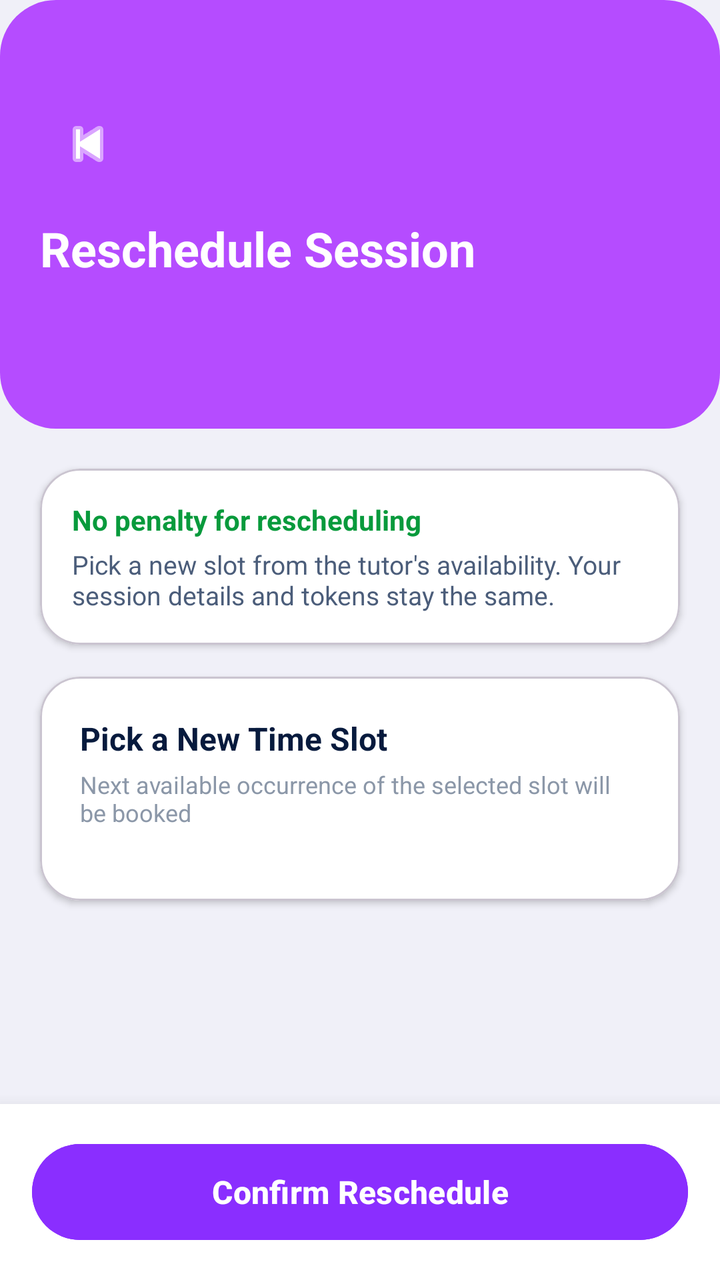
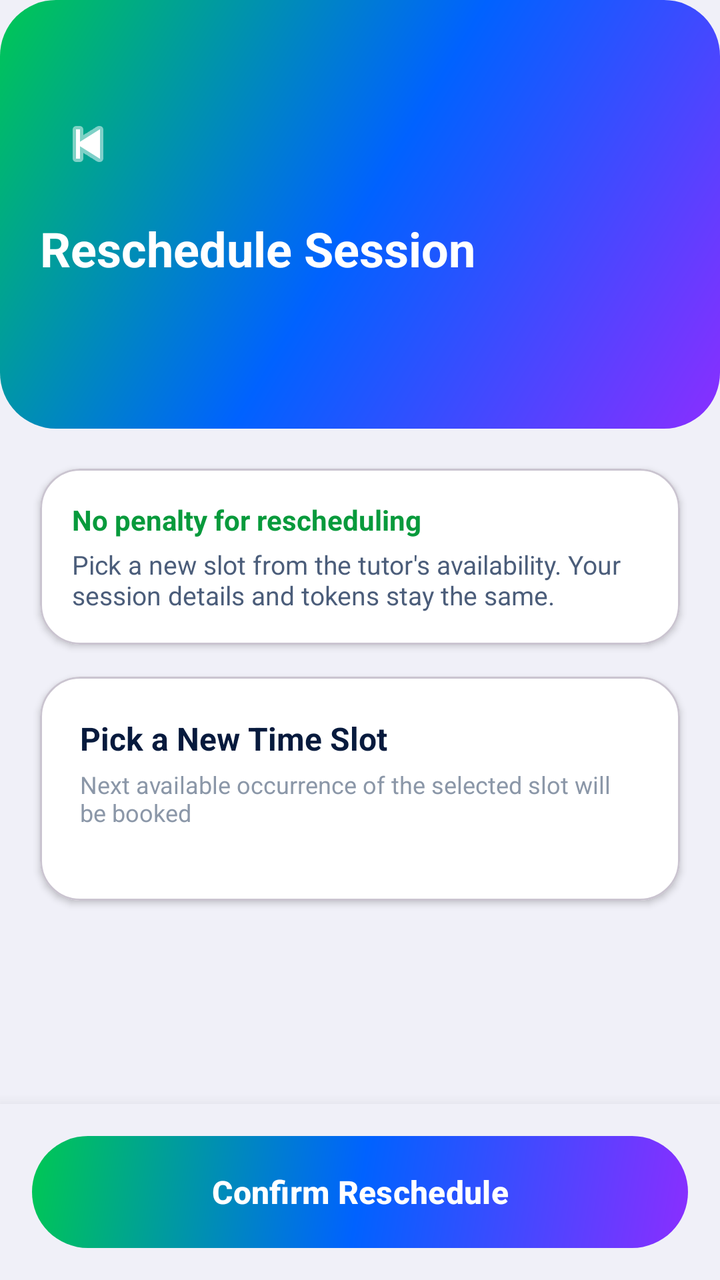

An Android layout rendered at two revisions. The XML below is the earlier revision; the diff shows what the commit changed to produce the second picture.
<!-- AndroidManifest.xml: application theme Theme.PeerTutoringApollo -->
<!-- res/layout/activity_reschedule.xml -->
<?xml version="1.0" encoding="utf-8"?>
<LinearLayout xmlns:android="http://schemas.android.com/apk/res/android"
    xmlns:app="http://schemas.android.com/apk/res-auto"
    android:layout_width="match_parent"
    android:layout_height="match_parent"
    android:orientation="vertical"
    android:background="#F0F0F8">

    <ScrollView
        android:layout_width="match_parent"
        android:layout_height="0dp"
        android:layout_weight="1">

        <LinearLayout
            android:layout_width="match_parent"
            android:layout_height="wrap_content"
            android:orientation="vertical">

            
            <RelativeLayout
                android:layout_width="match_parent"
                android:layout_height="wrap_content"
                android:background="@drawable/bg_button_gradient"
                android:paddingTop="48dp"
                android:paddingBottom="28dp"
                android:paddingHorizontal="20dp">

                <ImageButton
                    android:id="@+id/btnBack"
                    android:layout_width="48dp"
                    android:layout_height="48dp"
                    android:background="@android:color/transparent"
                    android:src="@android:drawable/ic_media_previous"
                    android:contentDescription="Back"
                    android:layout_alignParentStart="true"
                    android:layout_alignParentTop="true"
                    app:tint="#FFFFFF" />

                <LinearLayout
                    android:layout_width="match_parent"
                    android:layout_height="wrap_content"
                    android:orientation="vertical"
                    android:layout_below="@id/btnBack"
                    android:layout_marginTop="12dp">

                    <TextView
                        android:layout_width="wrap_content"
                        android:layout_height="wrap_content"
                        android:text="Reschedule Session"
                        android:textColor="#FFFFFF"
                        android:textSize="24sp"
                        android:textStyle="bold" />

                    <TextView
                        android:id="@+id/tvTutorName"
                        android:layout_width="wrap_content"
                        android:layout_height="wrap_content"
                        android:textColor="#CCFFFFFF"
                        android:textSize="15sp"
                        android:layout_marginTop="4dp" />

                    <TextView
                        android:id="@+id/tvCurrentTime"
                        android:layout_width="wrap_content"
                        android:layout_height="wrap_content"
                        android:textColor="#CCFFFFFF"
                        android:textSize="13sp"
                        android:layout_marginTop="4dp" />
                </LinearLayout>
            </RelativeLayout>

            
            <com.google.android.material.card.MaterialCardView
                android:layout_width="match_parent"
                android:layout_height="wrap_content"
                android:layout_marginHorizontal="20dp"
                android:layout_marginTop="20dp"
                app:cardCornerRadius="20dp"
                app:cardBackgroundColor="#FFFFFF"
                app:cardElevation="2dp">

                <LinearLayout
                    android:layout_width="match_parent"
                    android:layout_height="wrap_content"
                    android:orientation="vertical"
                    android:padding="16dp">

                    <TextView
                        android:layout_width="wrap_content"
                        android:layout_height="wrap_content"
                        android:text="No penalty for rescheduling"
                        android:textColor="#089A3C"
                        android:textSize="14sp"
                        android:textStyle="bold" />

                    <TextView
                        android:layout_width="wrap_content"
                        android:layout_height="wrap_content"
                        android:text="Pick a new slot from the tutor's availability. Your session details and tokens stay the same."
                        android:textColor="#4B5D7A"
                        android:textSize="13sp"
                        android:layout_marginTop="4dp" />
                </LinearLayout>
            </com.google.android.material.card.MaterialCardView>

            
            <com.google.android.material.card.MaterialCardView
                android:layout_width="match_parent"
                android:layout_height="wrap_content"
                android:layout_marginHorizontal="20dp"
                android:layout_marginTop="16dp"
                android:layout_marginBottom="100dp"
                app:cardCornerRadius="20dp"
                app:cardBackgroundColor="#FFFFFF"
                app:cardElevation="2dp">

                <LinearLayout
                    android:layout_width="match_parent"
                    android:layout_height="wrap_content"
                    android:orientation="vertical"
                    android:padding="20dp">

                    <TextView
                        android:layout_width="wrap_content"
                        android:layout_height="wrap_content"
                        android:text="Pick a New Time Slot"
                        android:textStyle="bold"
                        android:textSize="16sp"
                        android:textColor="#071A3D"
                        android:layout_marginBottom="4dp" />

                    <TextView
                        android:layout_width="wrap_content"
                        android:layout_height="wrap_content"
                        android:text="Next available occurrence of the selected slot will be booked"
                        android:textColor="#8B97A8"
                        android:textSize="12sp"
                        android:layout_marginBottom="16dp" />

                    <LinearLayout
                        android:id="@+id/layoutSlots"
                        android:layout_width="match_parent"
                        android:layout_height="wrap_content"
                        android:orientation="vertical" />

                    <TextView
                        android:id="@+id/tvNoSlots"
                        android:layout_width="match_parent"
                        android:layout_height="wrap_content"
                        android:text="This tutor has no available slots configured."
                        android:textColor="#8B97A8"
                        android:textSize="14sp"
                        android:gravity="center"
                        android:paddingVertical="12dp"
                        android:visibility="gone" />
                </LinearLayout>
            </com.google.android.material.card.MaterialCardView>

        </LinearLayout>
    </ScrollView>

    
    <LinearLayout
        android:layout_width="match_parent"
        android:layout_height="wrap_content"
        android:background="#FFFFFF"
        android:elevation="12dp"
        android:padding="16dp">

        <Button
            android:id="@+id/btnConfirmReschedule"
            android:layout_width="match_parent"
            android:layout_height="56dp"
            android:text="Confirm Reschedule"
            android:textColor="#FFFFFF"
            android:textSize="16sp"
            android:textStyle="bold"
            android:backgroundTint="#8A2EFF"
            app:cornerRadius="28dp" />
    </LinearLayout>

</LinearLayout>
<!-- resources referenced by this layout -->
<resources>
  <!-- drawable bg_button_gradient (drawable) -->
  <?xml version="1.0" encoding="utf-8"?>
  <shape xmlns:android="http://schemas.android.com/apk/res/android">
      <gradient
          android:startColor="#B54CFF"
          android:endColor="#B54CFF"
          android:angle="0" />
      <corners android:radius="28dp" />
  </shape>
  <style name="Theme.PeerTutoringApollo" parent="Base.Theme.PeerTutoringApollo" />
  <style name="Base.Theme.PeerTutoringApollo" parent="Theme.Material3.DayNight.NoActionBar">
          
          
      </style>
</resources>

<!-- the commit's change to res/layout/activity_reschedule.xml (unified diff, before → after) -->
@@ -162,8 +162,7 @@
     
     <LinearLayout
         android:layout_width="match_parent"
-        android:layout_height="wrap_content"
-        android:background="#FFFFFF"
+        android:layout_height="wrap_content" android:background="#F0F0F8"
         android:elevation="12dp"
         android:padding="16dp">
 
@@ -175,7 +174,7 @@
             android:textColor="#FFFFFF"
             android:textSize="16sp"
             android:textStyle="bold"
-            android:backgroundTint="#8A2EFF"
+            android:background="@drawable/bg_button_gradient" app:backgroundTint="@null"
             app:cornerRadius="28dp" />
     </LinearLayout>
 
<!-- resource entries referenced after the edit -->
@@ -4,9 +4,10 @@
   <?xml version="1.0" encoding="utf-8"?>
   <shape xmlns:android="http://schemas.android.com/apk/res/android">
       <gradient
-          android:startColor="#B54CFF"
-          android:endColor="#B54CFF"
-          android:angle="0" />
+          android:startColor="#8A2EFF"
+          android:centerColor="#0062FF"
+          android:endColor="#00C853"
+          android:angle="135" />
       <corners android:radius="28dp" />
   </shape>
   <style name="Theme.PeerTutoringApollo" parent="Base.Theme.PeerTutoringApollo" />
